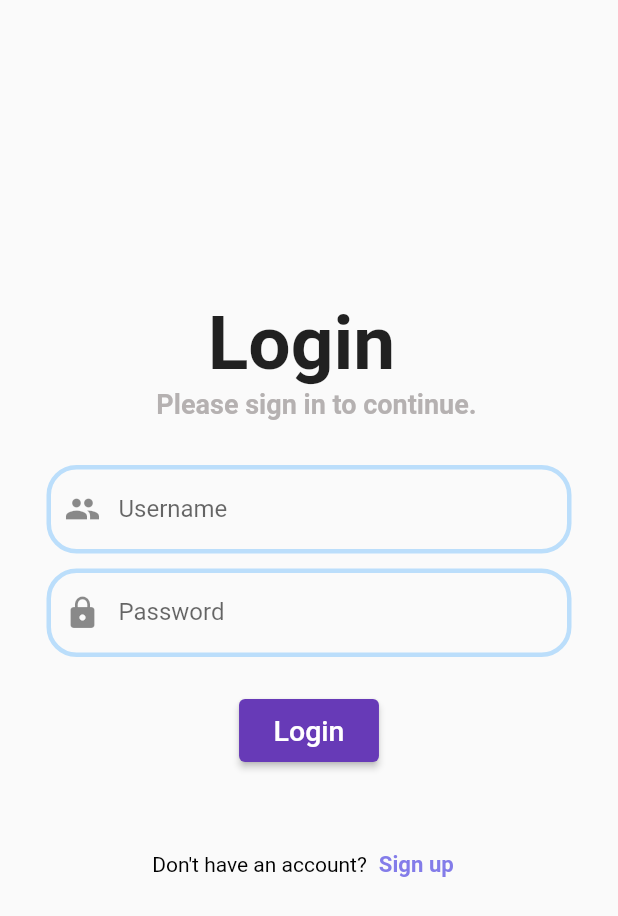
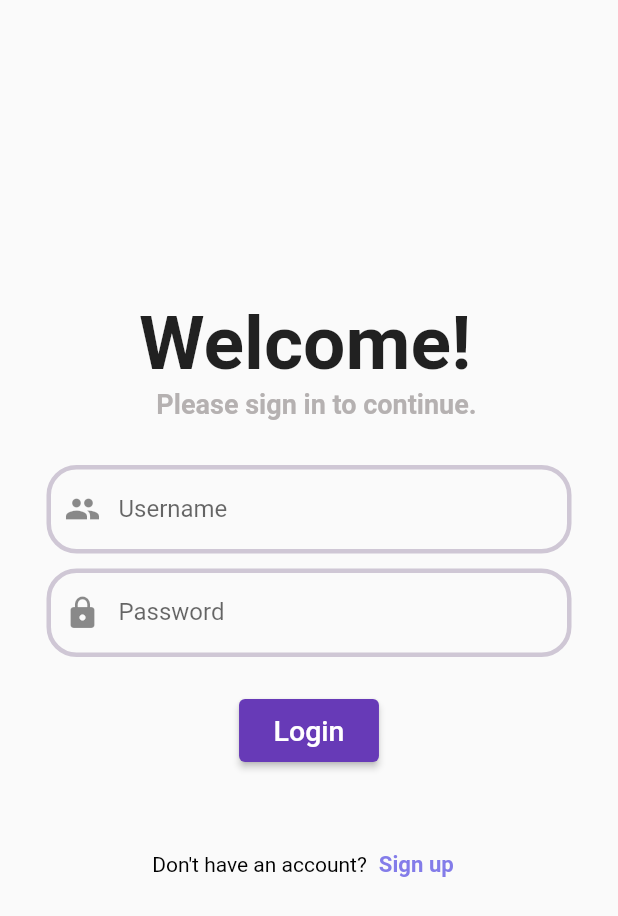
Before and after one commit to DeZuko/bus_booking_AimanStudy, a Flutter app: the screen it shows after launch, on a phone screen of 412 x 824 dp. Shown: the top 916 px of the screen. Run offline on Flutter 3.47's test engine with Material 2 defaults, Android fonts, the phone set to English and light mode, and no system bars; our stand-ins replace dropdown_button2, flutter_screenutil, shared_preferences, sqflite; accounts and stored records are empty; Roboto replaces fonts that are missing (Poppins).

Commit message:
Minor changes to deco and colors

```diff
--- a/lib/pages/authentication/register.dart
+++ b/lib/pages/authentication/register.dart
@@ -133,14 +133,13 @@ class _RegisterState extends State<Register> {
                       child: TextFormField(
                           controller: mobileHp,
                           keyboardType: TextInputType.number,
-                          obscureText: true,
                           validator: (value) {
                             if (value == null || value.trim().isEmpty) {
                               return 'This field is required';
                             }
 
                             if (value.trim().length < 9) {
-                              return 'phone number must be at least 9 characters in length';
+                              return 'Phone number must be at least 9 characters in length';
                             }
                             // Return null if the entered username is valid
                             return null;
--- a/lib/pages/authentication/sign_in.dart
+++ b/lib/pages/authentication/sign_in.dart
@@ -37,9 +37,9 @@ class _SignInState extends State<SignIn> {
                 ),
 
                 const Padding(
-                  padding: EdgeInsets.only(top: 150, left: 60, right: 70),
+                  padding: EdgeInsets.only(top: 150, left: 62, right: 67),
                   child: Text(
-                    'Login',
+                    'Welcome!',
                     style: TextStyle(
                       fontWeight: FontWeight.bold,
                       fontSize: 50,
@@ -185,20 +185,20 @@ class _SignInState extends State<SignIn> {
 
   OutlineInputBorder myinputborder() {
     //return type is OutlineInputBorder
-    return OutlineInputBorder(
+    return const OutlineInputBorder(
         //Outline border type for TextFeild
-        borderRadius: const BorderRadius.all(Radius.circular(20)),
+        borderRadius: BorderRadius.all(Radius.circular(20)),
         borderSide: BorderSide(
-          color: Colors.blue.shade100,
+          color: Color.fromARGB(255, 207, 199, 213),
           width: 3,
         ));
   }
 
   OutlineInputBorder myfocusborder() {
-    return OutlineInputBorder(
-        borderRadius: const BorderRadius.all(Radius.circular(20)),
+    return const OutlineInputBorder(
+        borderRadius: BorderRadius.all(Radius.circular(20)),
         borderSide: BorderSide(
-          color: Colors.blue.shade300,
+          color: Color.fromARGB(255, 115, 75, 154),
           width: 3,
         ));
   }
```
